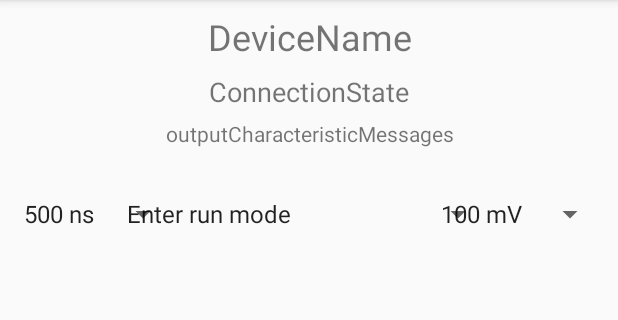
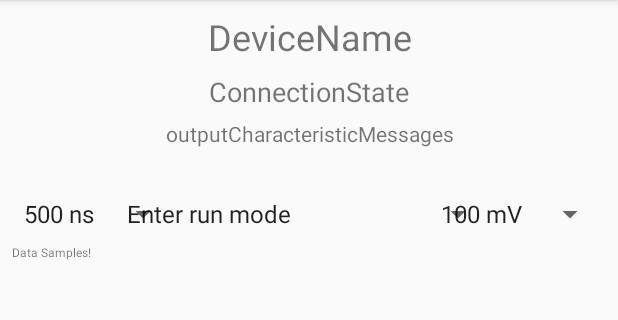
Before and after one commit to 1847123212/Aeroscope, an Android app: the AeroscopeDisplay screen opened directly, with no data from a screen before it, on a phone screen of 412 x 824 dp, the part 84-404 px from its top. Run offline under Robolectric (Android 15) with nearby library versions, the phone set to English and light mode, and no system bars; libraries missing offline, so code that uses them is left out: com.polidea.rxandroidble, rx.android.schedulers, rx.observers, rx.schedulers; network calls fail; 7 statements that could not run were skipped.

Commit message:
Started looking at specific Aeroscope Packet transmission back to the user.

```diff
--- a/app/src/main/res/layout/activity_aeroscope_display.xml
+++ b/app/src/main/res/layout/activity_aeroscope_display.xml
@@ -97,4 +97,19 @@
         app:layout_constraintRight_toLeftOf="@+id/verticalSpinner"
         app:layout_constraintTop_toBottomOf="@+id/outputChars" />
 
+    <TextView
+        android:id="@+id/dataSamples"
+        android:layout_width="0dp"
+        android:layout_height="0dp"
+        android:text="Data Samples!"
+        android:textSize="8sp"
+        android:layout_marginBottom="24dp"
+        app:layout_constraintBottom_toTopOf="@+id/batteryStatus"
+        android:layout_marginRight="8dp"
+        app:layout_constraintRight_toRightOf="parent"
+        android:layout_marginLeft="8dp"
+        app:layout_constraintLeft_toLeftOf="parent"
+        android:layout_marginTop="8dp"
+        app:layout_constraintTop_toBottomOf="@+id/aeroscopeCommands" />
+
 </android.support.constraint.ConstraintLayout>
```
Also changed, not shown: app/src/main/java/io/aeroscope/aeroscope/AeroscopeDisplay.java (+19 -0 lines).
